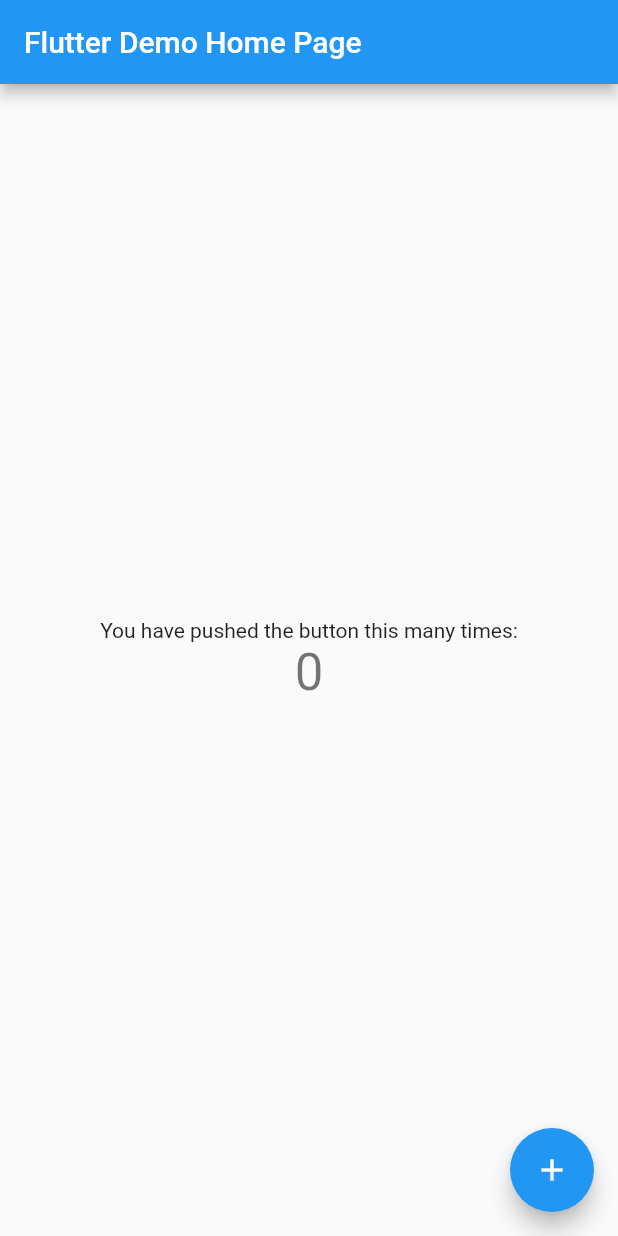
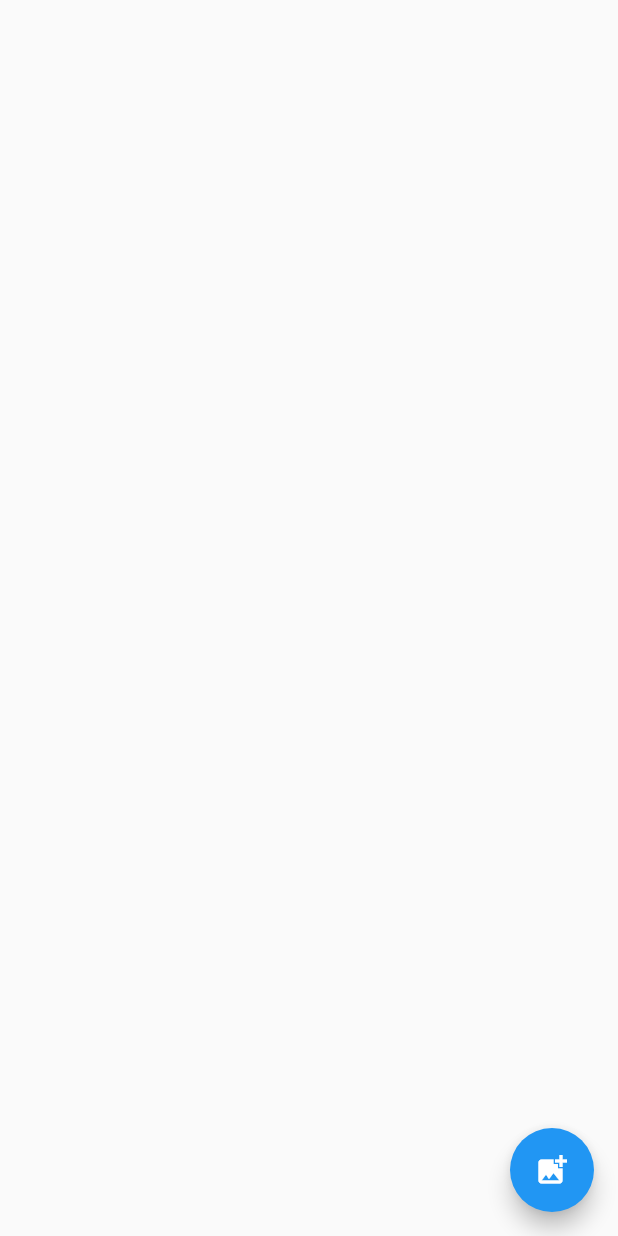
Before and after one commit to popy1017/flutter_package_samples, a Flutter app: the screen it shows after launch, on a phone screen of 412 x 824 dp. Run offline on Flutter 3.47's test engine with Material 2 defaults, Android fonts, the phone set to English and light mode, and no system bars.

Commit message:
floatingActionButtonを追加

```diff
--- a/multi_image_picker_sample/lib/main.dart
+++ b/multi_image_picker_sample/lib/main.dart
@@ -5,113 +5,27 @@ void main() {
 }
 
 class MyApp extends StatelessWidget {
-  // This widget is the root of your application.
   @override
   Widget build(BuildContext context) {
     return MaterialApp(
       title: 'Flutter Demo',
       theme: ThemeData(
-        // This is the theme of your application.
-        //
-        // Try running your application with "flutter run". You'll see the
-        // application has a blue toolbar. Then, without quitting the app, try
-        // changing the primarySwatch below to Colors.green and then invoke
-        // "hot reload" (press "r" in the console where you ran "flutter run",
-        // or simply save your changes to "hot reload" in a Flutter IDE).
-        // Notice that the counter didn't reset back to zero; the application
-        // is not restarted.
         primarySwatch: Colors.blue,
-        // This makes the visual density adapt to the platform that you run
-        // the app on. For desktop platforms, the controls will be smaller and
-        // closer together (more dense) than on mobile platforms.
         visualDensity: VisualDensity.adaptivePlatformDensity,
       ),
-      home: MyHomePage(title: 'Flutter Demo Home Page'),
+      home: MyHomePage(),
     );
   }
 }
 
-class MyHomePage extends StatefulWidget {
-  MyHomePage({Key key, this.title}) : super(key: key);
-
-  // This widget is the home page of your application. It is stateful, meaning
-  // that it has a State object (defined below) that contains fields that affect
-  // how it looks.
-
-  // This class is the configuration for the state. It holds the values (in this
-  // case the title) provided by the parent (in this case the App widget) and
-  // used by the build method of the State. Fields in a Widget subclass are
-  // always marked "final".
-
-  final String title;
-
-  @override
-  _MyHomePageState createState() => _MyHomePageState();
-}
-
-class _MyHomePageState extends State<MyHomePage> {
-  int _counter = 0;
-
-  void _incrementCounter() {
-    setState(() {
-      // This call to setState tells the Flutter framework that something has
-      // changed in this State, which causes it to rerun the build method below
-      // so that the display can reflect the updated values. If we changed
-      // _counter without calling setState(), then the build method would not be
-      // called again, and so nothing would appear to happen.
-      _counter++;
-    });
-  }
-
+class MyHomePage extends StatelessWidget {
   @override
   Widget build(BuildContext context) {
-    // This method is rerun every time setState is called, for instance as done
-    // by the _incrementCounter method above.
-    //
-    // The Flutter framework has been optimized to make rerunning build methods
-    // fast, so that you can just rebuild anything that needs updating rather
-    // than having to individually change instances of widgets.
     return Scaffold(
-      appBar: AppBar(
-        // Here we take the value from the MyHomePage object that was created by
-        // the App.build method, and use it to set our appbar title.
-        title: Text(widget.title),
+      floatingActionButton: FloatingActionButton(
+        child: Icon(Icons.add_photo_alternate),
+        onPressed: () {},
       ),
-      body: Center(
-        // Center is a layout widget. It takes a single child and positions it
-        // in the middle of the parent.
-        child: Column(
-          // Column is also a layout widget. It takes a list of children and
-          // arranges them vertically. By default, it sizes itself to fit its
-          // children horizontally, and tries to be as tall as its parent.
-          //
-          // Invoke "debug painting" (press "p" in the console, choose the
-          // "Toggle Debug Paint" action from the Flutter Inspector in Android
-          // Studio, or the "Toggle Debug Paint" command in Visual Studio Code)
-          // to see the wireframe for each widget.
-          //
-          // Column has various properties to control how it sizes itself and
-          // how it positions its children. Here we use mainAxisAlignment to
-          // center the children vertically; the main axis here is the vertical
-          // axis because Columns are vertical (the cross axis would be
-          // horizontal).
-          mainAxisAlignment: MainAxisAlignment.center,
-          children: <Widget>[
-            Text(
-              'You have pushed the button this many times:',
-            ),
-            Text(
-              '$_counter',
-              style: Theme.of(context).textTheme.headline4,
-            ),
-          ],
-        ),
-      ),
-      floatingActionButton: FloatingActionButton(
-        onPressed: _incrementCounter,
-        tooltip: 'Increment',
-        child: Icon(Icons.add),
-      ), // This trailing comma makes auto-formatting nicer for build methods.
     );
   }
 }
```
